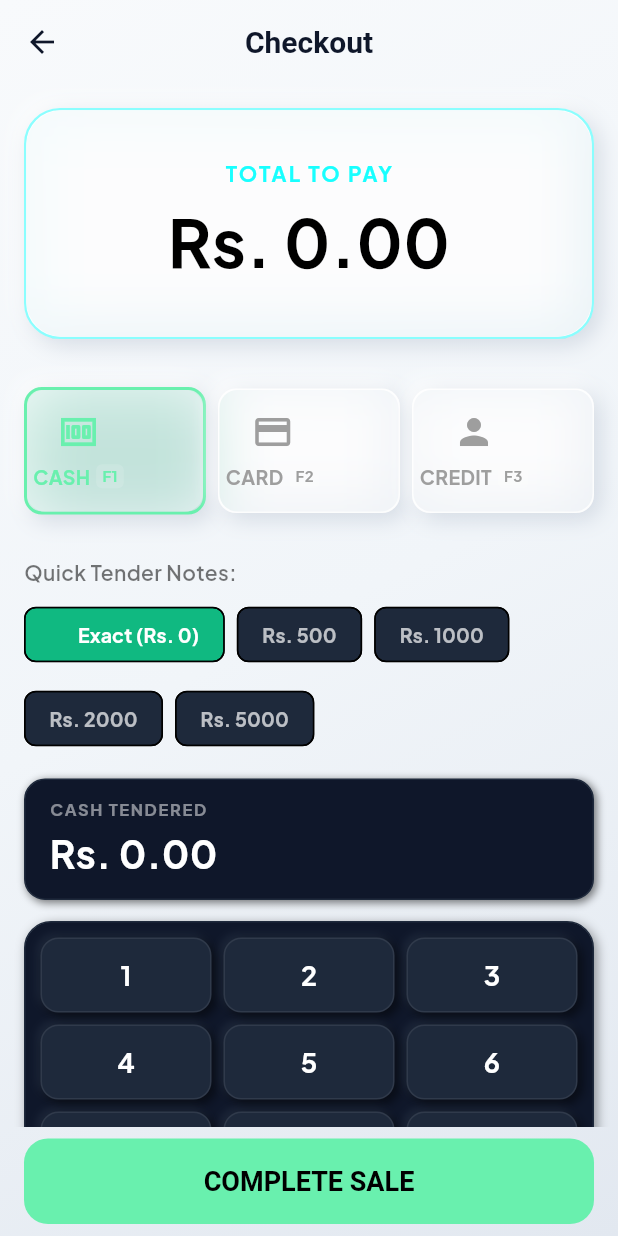
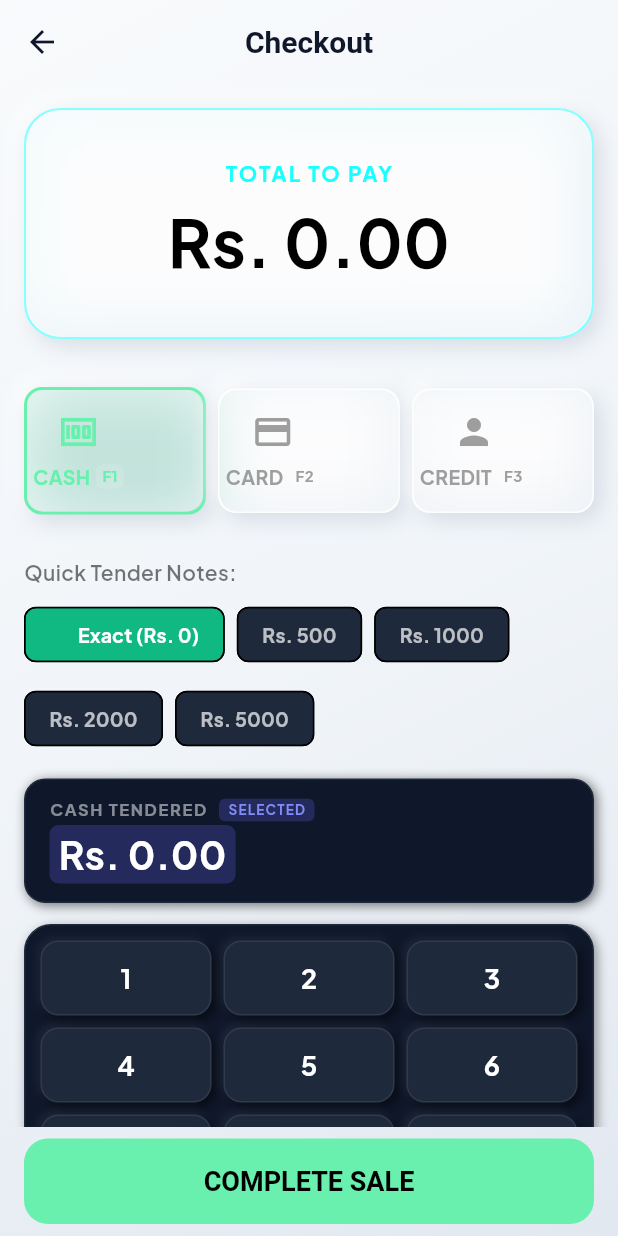
Before and after one commit to SenanThewnaka/POS-PODDA, a Flutter app: the CheckoutScreen screen opened directly, on a phone screen of 412 x 824 dp. Run offline on Flutter 3.47's test engine with Material 3 defaults, Android fonts, the phone set to English and light mode, and no system bars; our stand-ins replace cloud_firestore, connectivity_plus, cross_file, firebase_analytics, firebase_auth, firebase_core and 11 more; missing offline and left inert: mobile_scanner, shorebird_code_push; accounts and stored records are empty; generated files the repository leaves out were written again.

Commit message:
fix(checkout): add HardwareKeyboard global listener and tap-to-select cash input bar

```diff
--- a/lib/features/checkout/checkout_screen.dart
+++ b/lib/features/checkout/checkout_screen.dart
@@ -34,41 +34,54 @@ class _CheckoutScreenState extends ConsumerState<CheckoutScreen> {
   final FocusNode _customAmountFocusNode = FocusNode();
 
   @override
+  void initState() {
+    super.initState();
+    HardwareKeyboard.instance.addHandler(_handleGlobalKey);
+  }
+
+  @override
   void dispose() {
+    HardwareKeyboard.instance.removeHandler(_handleGlobalKey);
     _keyboardFocusNode.dispose();
     _customAmountFocusNode.dispose();
     super.dispose();
   }
 
-  void _handleKey(KeyEvent event, double total) {
-    if (event is! KeyDownEvent) return;
+  bool _handleGlobalKey(KeyEvent event) {
+    if (!mounted) return false;
+    final total = ref.read(cartTotalProvider);
+    return _handleKey(event, total);
+  }
+
+  bool _handleKey(KeyEvent event, double total) {
+    if (event is! KeyDownEvent) return false;
 
     final key = event.logicalKey;
     final isCustomAmountFocused = _customAmountFocusNode.hasFocus;
 
     if (key == LogicalKeyboardKey.escape) {
       Navigator.pop(context);
-      return;
+      return true;
     }
 
     if (key == LogicalKeyboardKey.enter ||
         key == LogicalKeyboardKey.numpadEnter ||
         key == LogicalKeyboardKey.f12) {
       _onCompletePressed(total);
-      return;
+      return true;
     }
 
     if (!isCustomAmountFocused) {
       // Payment method hotkeys: strictly F1, F2, F3
       if (key == LogicalKeyboardKey.f1) {
         _selectPaymentMethod('CASH', total);
-        return;
+        return true;
       } else if (key == LogicalKeyboardKey.f2) {
         _selectPaymentMethod('CARD', total);
-        return;
+        return true;
       } else if (key == LogicalKeyboardKey.f3) {
         _selectPaymentMethod('CREDIT', total);
-        return;
+        return true;
       }
 
       // Cash tender keyboard / numpad typing - numbers 0-9 and numpad 0-9
@@ -132,12 +145,15 @@ class _CheckoutScreenState extends ConsumerState<CheckoutScreen> {
         } else if (key == LogicalKeyboardKey.backspace || key == LogicalKeyboardKey.delete) {
           _onNumpadDigit('BACK', total);
         }
+        return true;
       } else if (key == LogicalKeyboardKey.keyC) {
         if (_paymentMethod == 'CASH') {
           _onNumpadDigit('CLEAR', total);
+          return true;
         }
       }
     }
+    return false;
   }
 
   void _selectPaymentMethod(String label, double total) {
@@ -189,14 +205,7 @@ class _CheckoutScreenState extends ConsumerState<CheckoutScreen> {
       }
     }
 
-    return Focus(
-      autofocus: true,
-      focusNode: _keyboardFocusNode,
-      onKeyEvent: (node, event) {
-        _handleKey(event, total);
-        return KeyEventResult.handled;
-      },
-      child: GlassScaffold(
+    return GlassScaffold(
         appBar: AppBar(
           title: const Text("Checkout", style: TextStyle(fontWeight: FontWeight.bold)),
           backgroundColor: Colors.transparent,
@@ -367,18 +376,35 @@ class _CheckoutScreenState extends ConsumerState<CheckoutScreen> {
                           ),
                           const SizedBox(height: 16),
 
-                          // Cash Received Display with Clear Button (Neumorphic Inset / Screen)
-                          Container(
+                          // Cash Received Display with Clear Button (Interactive Neumorphic Input)
+                          MouseRegion(
+                            cursor: SystemMouseCursors.text,
+                            child: InkWell(
+                              borderRadius: BorderRadius.circular(14),
+                              onTap: () {
+                                _keyboardFocusNode.requestFocus();
+                                setState(() {
+                                  _hasCustomCashInput = false;
+                                });
+                              },
+                              child: Container(
                                 padding: const EdgeInsets.symmetric(horizontal: 16, vertical: 12),
                                 decoration: BoxDecoration(
                                   color: const Color(0xFF0F172A),
                                   borderRadius: BorderRadius.circular(14),
-                              border: Border.all(color: const Color(0xFF1E293B)),
+                                  border: Border.all(
+                                    color: _keyboardFocusNode.hasFocus
+                                        ? const Color(0xFF6366F1)
+                                        : const Color(0xFF1E293B),
+                                    width: _keyboardFocusNode.hasFocus ? 1.5 : 1,
+                                  ),
                                   boxShadow: [
                                     BoxShadow(
-                                  color: Colors.black.withOpacity(0.5),
+                                      color: _keyboardFocusNode.hasFocus
+                                          ? const Color(0xFF6366F1).withOpacity(0.25)
+                                          : Colors.black.withOpacity(0.5),
                                       offset: const Offset(1.5, 1.5),
-                                  blurRadius: 4,
+                                      blurRadius: 6,
                                     ),
                                   ],
                                 ),
@@ -389,6 +415,11 @@ class _CheckoutScreenState extends ConsumerState<CheckoutScreen> {
                                       child: Column(
                                         crossAxisAlignment: CrossAxisAlignment.start,
                                         children: [
+                                          FittedBox(
+                                            fit: BoxFit.scaleDown,
+                                            alignment: Alignment.centerLeft,
+                                            child: Row(
+                                              children: [
                                                 Text(
                                                   "CASH TENDERED",
                                                   style: TextStyle(
@@ -398,16 +429,50 @@ class _CheckoutScreenState extends ConsumerState<CheckoutScreen> {
                                                     letterSpacing: 1.1,
                                                   ),
                                                 ),
+                                                if (!_hasCustomCashInput) ...[
+                                                  const SizedBox(width: 8),
+                                                  Container(
+                                                    padding: const EdgeInsets.symmetric(horizontal: 6, vertical: 1),
+                                                    decoration: BoxDecoration(
+                                                      color: const Color(0xFF6366F1).withOpacity(0.25),
+                                                      borderRadius: BorderRadius.circular(4),
+                                                    ),
+                                                    child: const Text(
+                                                      "SELECTED",
+                                                      style: TextStyle(
+                                                        fontSize: 9,
+                                                        fontWeight: FontWeight.bold,
+                                                        color: Color(0xFF818CF8),
+                                                        letterSpacing: 0.8,
+                                                      ),
+                                                    ),
+                                                  ),
+                                                ],
+                                              ],
+                                            ),
+                                          ),
                                           const SizedBox(height: 2),
                                           FittedBox(
                                             fit: BoxFit.scaleDown,
                                             alignment: Alignment.centerLeft,
+                                            child: Container(
+                                              decoration: BoxDecoration(
+                                                color: !_hasCustomCashInput
+                                                    ? const Color(0xFF6366F1).withOpacity(0.25)
+                                                    : Colors.transparent,
+                                              borderRadius: BorderRadius.circular(6),
+                                            ),
+                                            padding: EdgeInsets.symmetric(
+                                              horizontal: !_hasCustomCashInput ? 6 : 0,
+                                              vertical: 1,
+                                            ),
                                             child: Text(
                                               "Rs. ${_cashGiven.toStringAsFixed(2)}",
                                               style: const TextStyle(
                                                 fontSize: 26,
                                                 fontWeight: FontWeight.bold,
                                                 color: Colors.white,
+                                              ),
                                             ),
                                           ),
                                         ),
@@ -425,6 +490,8 @@ class _CheckoutScreenState extends ConsumerState<CheckoutScreen> {
                                     ),
                                   ],
                                 ],
+                              ),
+                              ),
                             ),
                           ),
                           const SizedBox(height: 14),
@@ -611,7 +678,6 @@ class _CheckoutScreenState extends ConsumerState<CheckoutScreen> {
                     ),
                   ),
               ],
-            ),
             ),
           ),
         ),
```
Also changed, not shown: 1 other file. Lines whose indentation alone changed are shown as unchanged.
